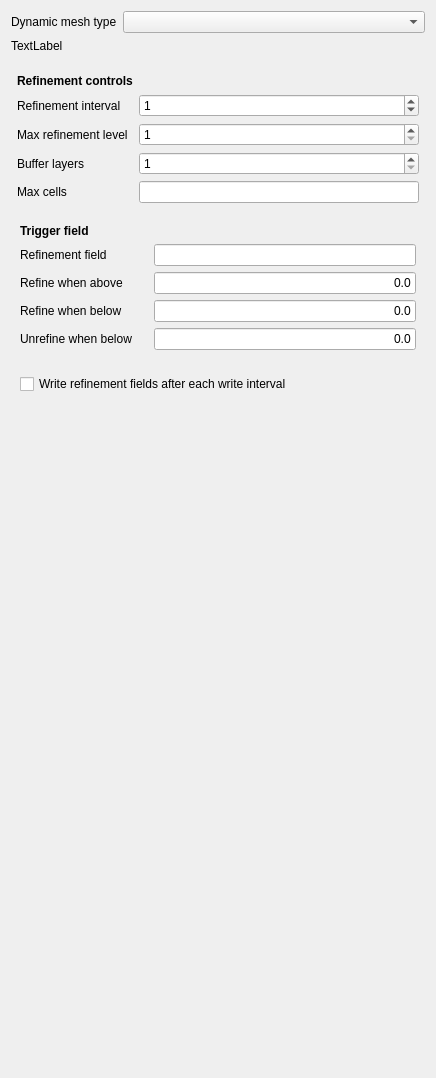
jaheyns/CfdOF, file core/gui/TaskPanelCfdDynamicMesh.ui: the form before one commit.
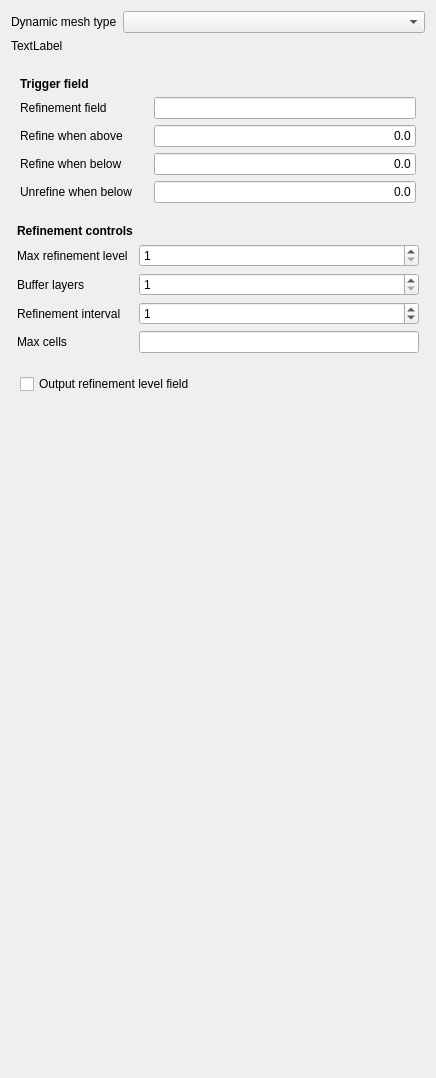
The form after the commit. Custom widgets are drawn as their Qt base class.

Commit message: Try to make dynamic mesh task panel more explanatory

The edit to the form file:
```diff
--- a/core/gui/TaskPanelCfdDynamicMesh.ui
+++ b/core/gui/TaskPanelCfdDynamicMesh.ui
@@ -68,141 +68,6 @@
        <property name="bottomMargin">
         <number>9</number>
        </property>
-       <item>
-        <widget class="QFrame" name="dynamicMeshFrame">
-         <property name="sizePolicy">
-          <sizepolicy hsizetype="Preferred" vsizetype="Fixed">
-           <horstretch>0</horstretch>
-           <verstretch>0</verstretch>
-          </sizepolicy>
-         </property>
-         <layout class="QGridLayout" name="gridLayout_11">
-          <property name="leftMargin">
-           <number>6</number>
-          </property>
-          <property name="topMargin">
-           <number>6</number>
-          </property>
-          <property name="rightMargin">
-           <number>6</number>
-          </property>
-          <property name="bottomMargin">
-           <number>6</number>
-          </property>
-          <item row="1" column="2">
-           <widget class="QDoubleSpinBox" name="sb_refinement_interval">
-            <property name="toolTip">
-             <string>&lt;html&gt;&lt;head/&gt;&lt;body&gt;&lt;p&gt;Solver intervals at which to initiate dynamic mesh refinement&lt;/p&gt;&lt;/body&gt;&lt;/html&gt;</string>
-            </property>
-            <property name="decimals">
-             <number>0</number>
-            </property>
-            <property name="minimum">
-             <double>0.000000000000000</double>
-            </property>
-            <property name="maximum">
-             <double>999.000000000000000</double>
-            </property>
-            <property name="singleStep">
-             <double>1.000000000000000</double>
-            </property>
-            <property name="value">
-             <double>1.000000000000000</double>
-            </property>
-           </widget>
-          </item>
-          <item row="1" column="1">
-           <widget class="QLabel" name="label_1">
-            <property name="text">
-             <string>Refinement interval</string>
-            </property>
-           </widget>
-          </item>
-          <item row="4" column="1">
-           <widget class="QLabel" name="label">
-            <property name="text">
-             <string>Buffer layers</string>
-            </property>
-           </widget>
-          </item>
-          <item row="4" column="2">
-           <widget class="QDoubleSpinBox" name="sb_no_buffer_layers">
-            <property name="toolTip">
-             <string>&lt;html&gt;&lt;head/&gt;&lt;body&gt;&lt;p&gt;Number of cells layers between refinement and existing cells&lt;/p&gt;&lt;/body&gt;&lt;/html&gt;</string>
-            </property>
-            <property name="decimals">
-             <number>0</number>
-            </property>
-            <property name="minimum">
-             <double>1.000000000000000</double>
-            </property>
-           </widget>
-          </item>
-          <item row="5" column="1">
-           <widget class="QLabel" name="label_9">
-            <property name="text">
-             <string>Max cells</string>
-            </property>
-           </widget>
-          </item>
-          <item row="3" column="2">
-           <widget class="QDoubleSpinBox" name="sb_max_refinement_levels">
-            <property name="toolTip">
-             <string>&lt;html&gt;&lt;head/&gt;&lt;body&gt;&lt;p&gt;Maximum cell refinement level to use during dynamic mesh refinement&lt;/p&gt;&lt;/body&gt;&lt;/html&gt;</string>
-            </property>
-            <property name="decimals">
-             <number>0</number>
-            </property>
-            <property name="minimum">
-             <double>1.000000000000000</double>
-            </property>
-            <property name="maximum">
-             <double>99.000000000000000</double>
-            </property>
-            <property name="singleStep">
-             <double>1.000000000000000</double>
-            </property>
-           </widget>
-          </item>
-          <item row="3" column="1">
-           <widget class="QLabel" name="label_3">
-            <property name="text">
-             <string>Max refinement level</string>
-            </property>
-           </widget>
-          </item>
-          <item row="5" column="2">
-           <widget class="Gui::InputField" name="if_max_cells">
-            <property name="toolTip">
-             <string>&lt;html&gt;&lt;head/&gt;&lt;body&gt;&lt;p&gt;Maximum number of cells to add during dynamic mesh refinement&lt;/p&gt;&lt;/body&gt;&lt;/html&gt;</string>
-            </property>
-            <property name="singleStep" stdset="0">
-             <double>1.000000000000000</double>
-            </property>
-            <property name="unit" stdset="0">
-             <string notr="true"/>
-            </property>
-            <property name="format" stdset="0">
-             <string>d</string>
-            </property>
-           </widget>
-          </item>
-          <item row="0" column="1">
-           <widget class="QLabel" name="label_4">
-            <property name="font">
-             <font>
-              <weight>75</weight>
-              <bold>true</bold>
-             </font>
-            </property>
-            <property name="text">
-             <string>Refinement controls</string>
-            </property>
-           </widget>
-          </item>
-         </layout>
-        </widget>
-       </item>
        <item>
         <widget class="QFrame" name="triggerFieldFrame">
          <property name="sizePolicy">
@@ -353,7 +218,146 @@
            </widget>
           </item>
           <item row="1" column="2" colspan="2">
-           <widget class="QLineEdit" name="le_refinement_field"/>
+           <widget class="QLineEdit" name="le_refinement_field">
+            <property name="toolTip">
+             <string>&lt;html&gt;&lt;head/&gt;&lt;body&gt;&lt;p&gt;Name of a scalar field to control refinement&lt;/p&gt;&lt;/body&gt;&lt;/html&gt;</string>
+            </property>
+           </widget>
+          </item>
+         </layout>
+        </widget>
+       </item>
+       <item>
+        <widget class="QFrame" name="dynamicMeshFrame">
+         <property name="sizePolicy">
+          <sizepolicy hsizetype="Preferred" vsizetype="Fixed">
+           <horstretch>0</horstretch>
+           <verstretch>0</verstretch>
+          </sizepolicy>
+         </property>
+         <layout class="QGridLayout" name="gridLayout_11">
+          <property name="leftMargin">
+           <number>6</number>
+          </property>
+          <property name="topMargin">
+           <number>6</number>
+          </property>
+          <property name="rightMargin">
+           <number>6</number>
+          </property>
+          <property name="bottomMargin">
+           <number>6</number>
+          </property>
+          <item row="8" column="1">
+           <widget class="QLabel" name="label_9">
+            <property name="text">
+             <string>Max cells</string>
+            </property>
+           </widget>
+          </item>
+          <item row="1" column="1">
+           <widget class="QLabel" name="label_3">
+            <property name="text">
+             <string>Max refinement level</string>
+            </property>
+           </widget>
+          </item>
+          <item row="3" column="1">
+           <widget class="QLabel" name="label">
+            <property name="text">
+             <string>Buffer layers</string>
+            </property>
+           </widget>
+          </item>
+          <item row="4" column="1">
+           <widget class="QLabel" name="label_1">
+            <property name="text">
+             <string>Refinement interval</string>
+            </property>
+           </widget>
+          </item>
+          <item row="8" column="3">
+           <widget class="Gui::InputField" name="if_max_cells">
+            <property name="toolTip">
+             <string>&lt;html&gt;&lt;head/&gt;&lt;body&gt;&lt;p&gt;Limit imposed on total number of cells in the mesh&lt;/p&gt;&lt;/body&gt;&lt;/html&gt;</string>
+            </property>
+            <property name="singleStep" stdset="0">
+             <double>1.000000000000000</double>
+            </property>
+            <property name="unit" stdset="0">
+             <string notr="true"/>
+            </property>
+            <property name="format" stdset="0">
+             <string>d</string>
+            </property>
+           </widget>
+          </item>
+          <item row="1" column="3">
+           <widget class="QDoubleSpinBox" name="sb_max_refinement_levels">
+            <property name="toolTip">
+             <string>&lt;html&gt;&lt;head/&gt;&lt;body&gt;&lt;p&gt;Maximum number of levels of refinement to apply&lt;/p&gt;&lt;/body&gt;&lt;/html&gt;</string>
+            </property>
+            <property name="decimals">
+             <number>0</number>
+            </property>
+            <property name="minimum">
+             <double>1.000000000000000</double>
+            </property>
+            <property name="maximum">
+             <double>99.000000000000000</double>
+            </property>
+            <property name="singleStep">
+             <double>1.000000000000000</double>
+            </property>
+           </widget>
+          </item>
+          <item row="0" column="1">
+           <widget class="QLabel" name="label_4">
+            <property name="font">
+             <font>
+              <weight>75</weight>
+              <bold>true</bold>
+             </font>
+            </property>
+            <property name="text">
+             <string>Refinement controls</string>
+            </property>
+           </widget>
+          </item>
+          <item row="4" column="3">
+           <widget class="QDoubleSpinBox" name="sb_refinement_interval">
+            <property name="toolTip">
+             <string>&lt;html&gt;&lt;head/&gt;&lt;body&gt;&lt;p&gt;Iteration interval at which to perform dynamic mesh refinement&lt;/p&gt;&lt;/body&gt;&lt;/html&gt;</string>
+            </property>
+            <property name="decimals">
+             <number>0</number>
+            </property>
+            <property name="minimum">
+             <double>0.000000000000000</double>
+            </property>
+            <property name="maximum">
+             <double>999.000000000000000</double>
+            </property>
+            <property name="singleStep">
+             <double>1.000000000000000</double>
+            </property>
+            <property name="value">
+             <double>1.000000000000000</double>
+            </property>
+           </widget>
+          </item>
+          <item row="3" column="3">
+           <widget class="QDoubleSpinBox" name="sb_no_buffer_layers">
+            <property name="toolTip">
+             <string>&lt;html&gt;&lt;head/&gt;&lt;body&gt;&lt;p&gt;Number of cells layers between refinement and existing cells&lt;/p&gt;&lt;/body&gt;&lt;/html&gt;</string>
+            </property>
+            <property name="decimals">
+             <number>0</number>
+            </property>
+            <property name="minimum">
+             <double>1.000000000000000</double>
+            </property>
+           </widget>
           </item>
          </layout>
         </widget>
@@ -379,7 +383,7 @@
              <string>&lt;html&gt;&lt;head/&gt;&lt;body&gt;&lt;p&gt;Write refinement cell fields as volScalarField at each solver write iteration&lt;/p&gt;&lt;/body&gt;&lt;/html&gt;</string>
             </property>
             <property name="text">
-             <string>Write refinement fields after each write interval</string>
+             <string>Output refinement level field</string>
             </property>
            </widget>
           </item>
```
Left out of the diff: 8 changed lines with no effect on the pictures.
